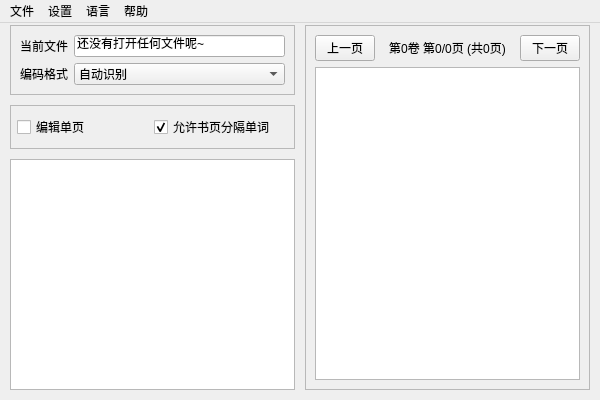
The window that src/writtenbookeditor/gui/mainwindow.ui (XiYang6666/WrittenBookEditor) describes before a commit, drawn with Qt 5.
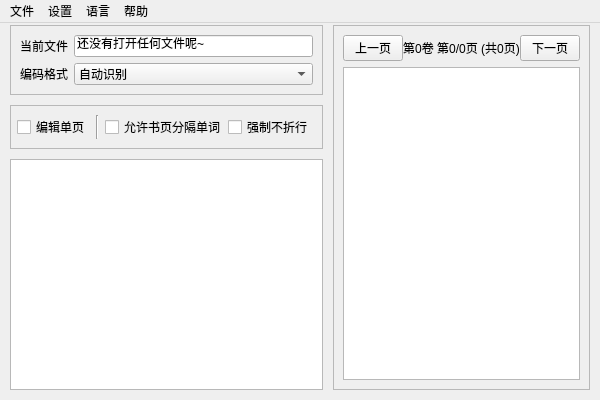
The same window after the commit.

The edit to the form file:
```diff
--- a/src/writtenbookeditor/gui/mainwindow.ui
+++ b/src/writtenbookeditor/gui/mainwindow.ui
@@ -127,24 +127,65 @@
          </property>
          <item>
           <widget class="QCheckBox" name="chk_edit_single_page">
+           <property name="sizePolicy">
+            <sizepolicy hsizetype="Maximum" vsizetype="Fixed">
+             <horstretch>0</horstretch>
+             <verstretch>0</verstretch>
+            </sizepolicy>
+           </property>
+           <property name="toolTip">
+            <string>编辑当前页面</string>
+           </property>
            <property name="text">
             <string>编辑单页</string>
            </property>
           </widget>
          </item>
+         <item>
+          <widget class="Line" name="line">
+           <property name="orientation">
+            <enum>Qt::Vertical</enum>
+           </property>
+          </widget>
+         </item>
          <item>
           <widget class="QCheckBox" name="chk_allow_page_split">
+           <property name="sizePolicy">
+            <sizepolicy hsizetype="Maximum" vsizetype="Fixed">
+             <horstretch>0</horstretch>
+             <verstretch>0</verstretch>
+            </sizepolicy>
+           </property>
+           <property name="toolTip">
+            <string>允许书页末尾出现的单词被分隔到两页</string>
+           </property>
            <property name="text">
             <string>允许书页分隔单词</string>
            </property>
            <property name="checked">
-            <bool>true</bool>
+            <bool>false</bool>
            </property>
            <property name="tristate">
             <bool>false</bool>
            </property>
           </widget>
          </item>
+         <item>
+          <widget class="QCheckBox" name="chk_force_no_wrap">
+           <property name="sizePolicy">
+            <sizepolicy hsizetype="Maximum" vsizetype="Fixed">
+             <horstretch>0</horstretch>
+             <verstretch>0</verstretch>
+            </sizepolicy>
+           </property>
+           <property name="toolTip">
+            <string>通过在行尾强制插入换行符来禁止折行</string>
+           </property>
+           <property name="text">
+            <string>强制不折行</string>
+           </property>
+          </widget>
+         </item>
         </layout>
        </widget>
       </item>
```
Left out of the diff: 5 changed lines with no effect on the pictures.
